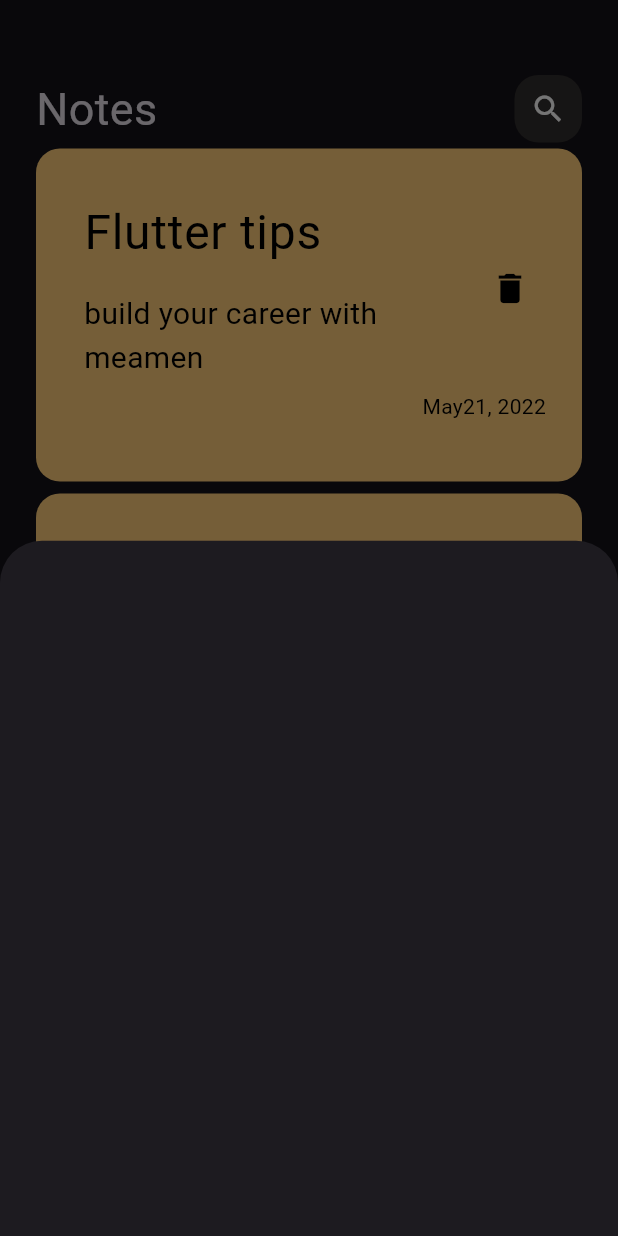
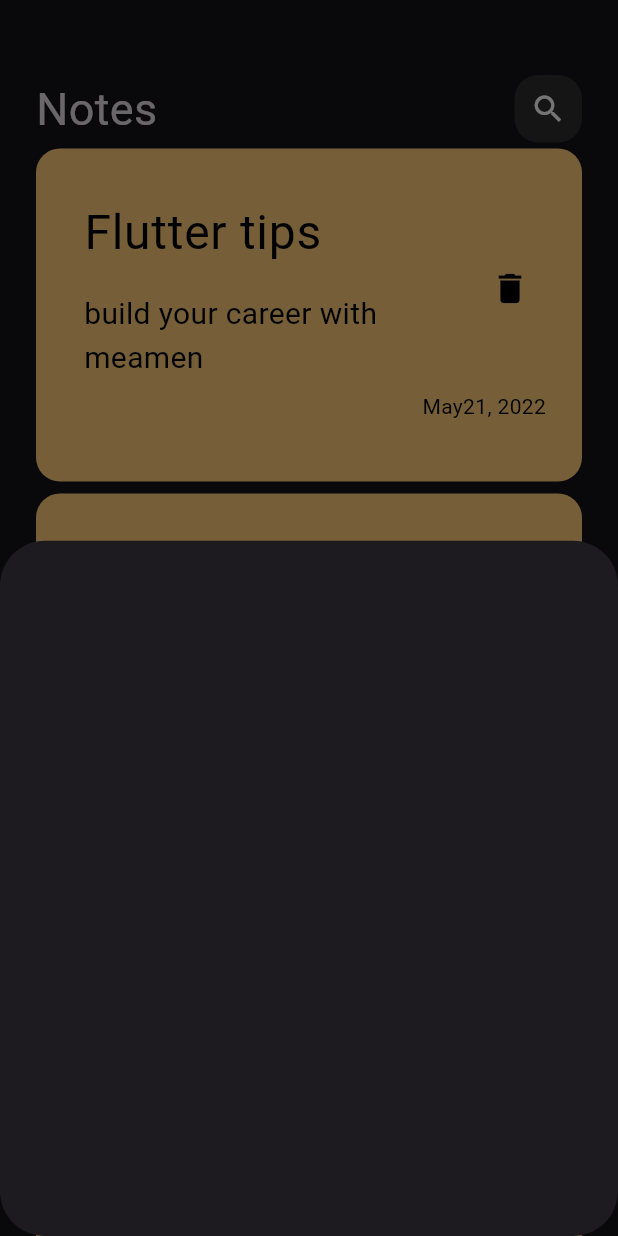
Before and after one commit to mandosalem/notes_app, a Flutter app: the screen it shows after launch, after a tap on the "add" icon, on a phone screen of 412 x 824 dp. Run offline on Flutter 3.47's test engine with Material 3 defaults, Android fonts, the phone set to English and light mode, and no system bars; Roboto replaces fonts that are missing (Poppins).

Commit message:
add border radius to mottom sheet

```diff
--- a/lib/views/notes_view.dart
+++ b/lib/views/notes_view.dart
@@ -10,7 +10,11 @@ class NotesView extends StatelessWidget {
     return Scaffold(
       floatingActionButton: FloatingActionButton(
         onPressed: () {
-          showModalBottomSheet(context: context, builder: (context){
+          showModalBottomSheet(
+            shape: RoundedRectangleBorder(
+              borderRadius: BorderRadius.circular(30)
+            ),
+            context: context, builder: (context){
             return const AddNoteBottomSheet();
           });
         },
--- a/lib/widgets/add_note_bottom_sheet.dart
+++ b/lib/widgets/add_note_bottom_sheet.dart
@@ -7,6 +7,7 @@ class AddNoteBottomSheet extends StatelessWidget {
 
   @override
   Widget build(BuildContext context) {
-    return  Container();
+    return  Container(
+    );
   }
 }
```
